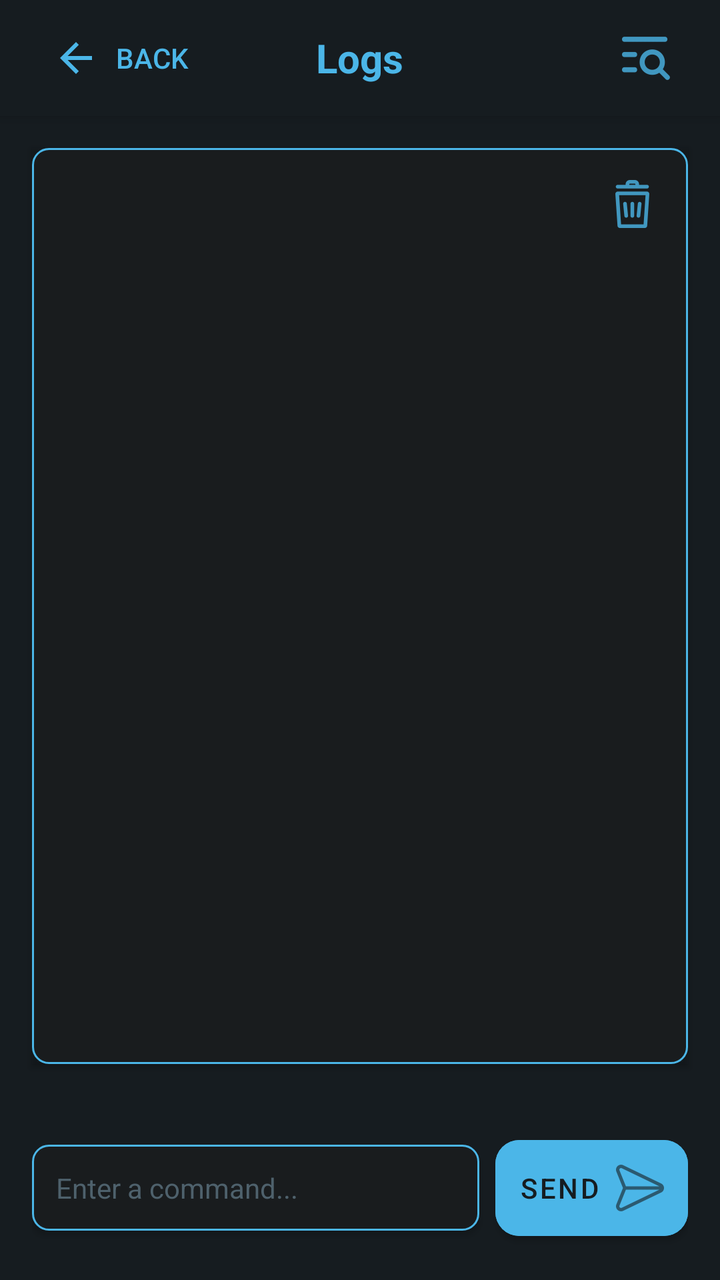
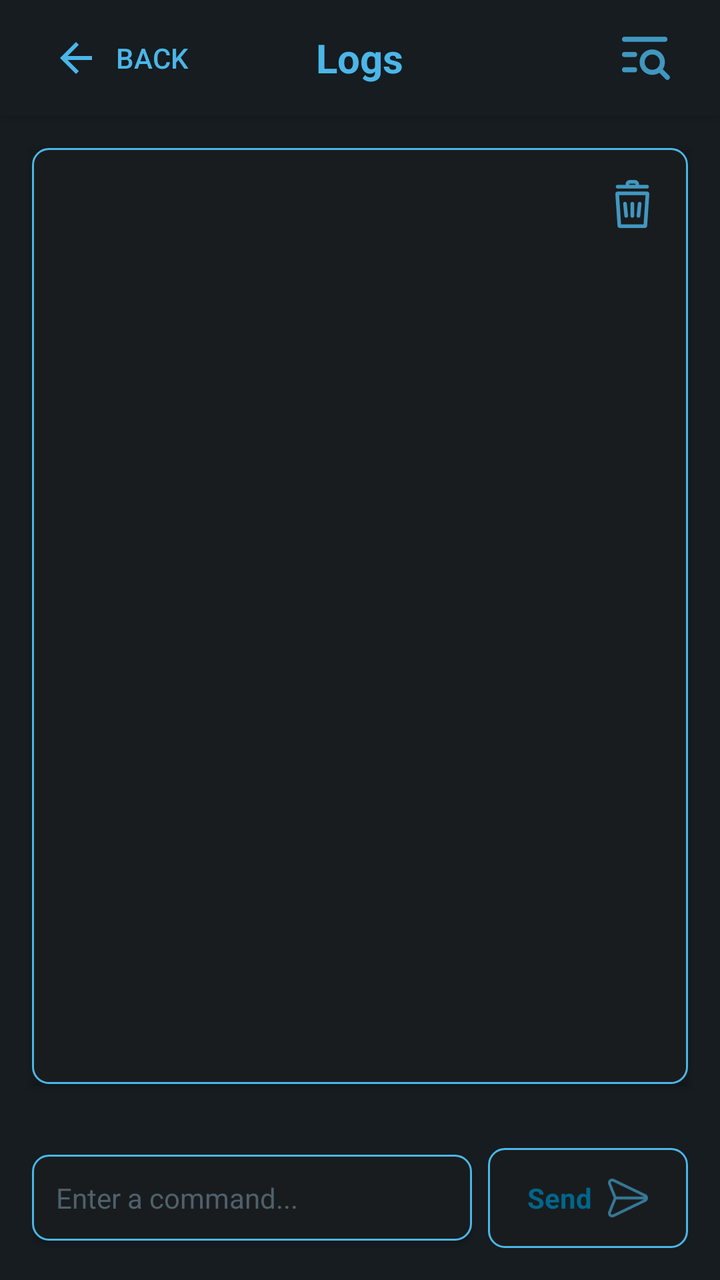

Before-and-after screenshots of an Android layout around one commit, followed by the original layout XML and the change that was made.
<!-- AndroidManifest.xml: activity theme Theme.Nsline22 -->
<!-- res/layout/activity_log.xml -->
<?xml version="1.0" encoding="utf-8"?>
<LinearLayout xmlns:android="http://schemas.android.com/apk/res/android"
    xmlns:app="http://schemas.android.com/apk/res-auto"
    android:layout_width="match_parent"
    android:layout_height="match_parent"
    android:orientation="vertical"
    android:background="@color/background_dark">

    
    <RelativeLayout
        android:layout_width="match_parent"
        android:layout_height="wrap_content"
        android:padding="5dp"
        android:elevation="4dp"
        android:background="@color/background_dark"
        android:outlineProvider="bounds"
        android:paddingEnd="10dp"
        android:paddingStart="10dp">

        
        <Button
            android:id="@+id/backButton"
            style="@style/Widget.AppCompat.Button.Borderless"
            android:layout_width="wrap_content"
            android:layout_height="wrap_content"
            android:text="Back"
            android:textColor="?attr/colorPrimary"
            android:drawableLeft="@drawable/ic_arrow_backward"
            android:layout_alignParentStart="true"
            android:layout_centerVertical="true" />

        
        <TextView
            android:id="@+id/headerText"
            android:layout_width="wrap_content"
            android:layout_height="wrap_content"
            android:text="Logs"
            android:textColor="@color/material_dynamic_primary70"
            android:textSize="20sp"
            android:textStyle="bold"
            android:layout_centerInParent="true" />

        <ImageView
            android:layout_width="wrap_content"
            android:layout_height="wrap_content"
            android:src="@drawable/ic_visibility_off"
            android:layout_alignParentEnd="true"
            android:layout_marginBottom="5dp"
            android:layout_centerInParent="true"
            android:layout_marginEnd="15dp"
            android:tint="?attr/colorPrimary" />

    </RelativeLayout>

    
    <RelativeLayout
        android:layout_width="match_parent"
        android:layout_height="0dp"
        android:layout_weight="1"
        android:layout_margin="16dp"
        android:background="@drawable/output_background"
        android:elevation="2dp"
        android:outlineProvider="bounds">

        
        <ScrollView
            android:id="@+id/logScrollView"
            android:layout_width="match_parent"
            android:layout_height="match_parent"
            android:scrollbars="vertical"
            android:fadeScrollbars="false"
            android:overScrollMode="always"
            android:scrollbarStyle="insideOverlay">

            
            <TextView
                android:id="@+id/outputTextView"
                android:layout_width="match_parent"
                android:layout_height="wrap_content"
                android:padding="14dp"
                android:textColor="@color/material_dynamic_primary60"
                android:textSize="14sp"
                android:text=""
                android:gravity="start|top"
                android:singleLine="false"
                android:maxLines="1000"
                android:ellipsize="none"
                android:fontFamily="monospace"
                android:typeface="monospace" />

        </ScrollView>

        
        <ImageButton
            android:id="@+id/clearLogsButton"
            android:layout_width="40dp"
            android:layout_height="40dp"
            android:layout_alignParentTop="true"
            android:layout_alignParentEnd="true"
            android:layout_margin="8dp"
            android:background="@null"
            android:contentDescription="Clear logs"
            android:scaleType="centerInside"
            android:tint="?attr/colorPrimary"
            android:src="@drawable/ic_clear" />

    </RelativeLayout>

    
    <LinearLayout
        android:layout_width="match_parent"
        android:layout_height="wrap_content"
        android:orientation="horizontal"
        android:gravity="center_vertical"
        android:padding="16dp"
        android:paddingTop="0dp">

        <EditText
            android:id="@+id/commandEditText"
            android:layout_width="0dp"
            android:layout_height="wrap_content"
            android:layout_weight="1"
            android:hint="Enter a command..."
            android:imeOptions="actionDone"
            android:inputType="text"
            android:focusable="true"
            android:focusableInTouchMode="true"
            android:clickable="true"
            android:background="@drawable/edittext_background"
            android:textColor="?attr/colorPrimary"
            android:textColorHint="@color/edittexthint_color"
            android:padding="12dp"
            android:layout_marginEnd="8dp"
            android:elevation="2dp" />

        <Button
            android:id="@+id/buttonSend"
            android:layout_width="wrap_content"
            android:layout_height="wrap_content"
            android:text="Send"
            android:backgroundTint="?attr/colorPrimary"
            android:textColor="@color/material_dynamic_neutral_variant10"
            android:padding="12dp"
            app:cornerRadius="12dp"
            android:drawableRight="@drawable/send"
            android:drawableTint="@color/material_dynamic_neutral_variant10"
            android:elevation="2dp"/>

    </LinearLayout>

</LinearLayout>
<!-- resources referenced by this layout -->
<resources>
  <color name="background_dark">@color/material_dynamic_neutral_variant10</color>
  <color name="edittexthint_color">@color/material_dynamic_secondary60</color>
  <color name="material_dynamic_neutral_variant10">#1C1B1F</color>
  <color name="material_dynamic_primary60">#9A82DB</color>
  <color name="material_dynamic_primary70">#B69DF8</color>
  <!-- drawable edittext_background (drawable) -->
  <shape xmlns:android="http://schemas.android.com/apk/res/android">
      <solid android:color="@color/material_dynamic_neutral10"/>
      <stroke android:width="1dp" android:color="?attr/colorPrimary"/>
      <corners android:radius="8dp"/>
  </shape>
  <!-- drawable ic_arrow_backward (drawable) -->
  <vector xmlns:android="http://schemas.android.com/apk/res/android"
      android:width="24dp"
      android:height="24dp"
      android:viewportWidth="24"
      android:viewportHeight="24"
      android:tint="?attr/colorPrimary">
      <path
          android:fillColor="@android:color/white"
          android:pathData="M12,20l1.41,-1.41L7.83,13H20v-2H7.83l5.58,-5.59L12,4l-8,8z"/>
  </vector>
  <!-- drawable ic_clear: png bitmap (drawable-hdpi, 813 bytes) -->
  <!-- drawable ic_visibility_off: png bitmap (drawable-hdpi, 684 bytes) -->
  <!-- drawable output_background (drawable) -->
  <shape xmlns:android="http://schemas.android.com/apk/res/android">
      <solid android:color="@color/material_dynamic_neutral10" />
      <stroke android:width="1dp" android:color="?attr/colorPrimary" />
      <corners android:radius="8dp" />
  </shape>
  <!-- drawable send: png bitmap (drawable-hdpi, 734 bytes) -->
  <style name="Theme.Nsline22" parent="Theme.MaterialComponents.DayNight.NoActionBar">
          <item name="android:windowBackground">@color/material_dynamic_neutral_variant10</item>
          <item name="colorPrimary">@color/material_dynamic_primary70</item>
          <item name="editTextStyle">@style/EditTextStyle</item>
          <item name="android:statusBarColor">@color/material_dynamic_neutral_variant10</item>
          <item name="android:navigationBarColor">@color/material_dynamic_neutral_variant10</item>
      </style>
  <color name="material_dynamic_secondary60">#9A8D9E</color>
  <color name="material_dynamic_neutral10">#1C1B1F</color>
  <style name="EditTextStyle" parent="Widget.MaterialComponents.TextInputLayout.OutlinedBox">
          <item name="boxStrokeColor">@color/material_dynamic_primary70</item>
          <item name="android:textColorHint">@color/material_dynamic_primary70</item>
          <item name="android:textColor">@color/white</item>
          <item name="android:paddingStart">12dp</item>
          <item name="android:paddingEnd">12dp</item>
          <item name="android:paddingTop">8dp</item>
          <item name="android:paddingBottom">8dp</item>
      </style>
  <color name="white">#FFFFFFFF</color>
</resources>

<!-- the commit's change to res/layout/activity_log.xml (unified diff, before → after) -->
@@ -133,18 +133,33 @@
             android:layout_marginEnd="8dp"
             android:elevation="2dp" />
 
-        <Button
+        <LinearLayout
             android:id="@+id/buttonSend"
-            android:layout_width="wrap_content"
-            android:layout_height="wrap_content"
-            android:text="Send"
-            android:backgroundTint="?attr/colorPrimary"
-            android:textColor="@color/material_dynamic_neutral_variant10"
-            android:padding="12dp"
-            app:cornerRadius="12dp"
-            android:drawableRight="@drawable/send"
-            android:drawableTint="@color/material_dynamic_neutral_variant10"
-            android:elevation="2dp"/>
+            android:layout_width="100dp"
+            android:layout_height="50dp"
+            android:orientation="horizontal"
+            android:background="@drawable/output_background"
+            android:gravity="center"
+            android:clickable="true"
+            android:focusable="true"
+            android:foreground="?attr/selectableItemBackground">
+
+            <TextView
+                android:layout_width="wrap_content"
+                android:layout_height="wrap_content"
+                android:text="Send"
+                android:textColor="@color/material_dynamic_primary60"
+                android:textSize="14sp"
+                android:textStyle="bold"/>
+
+            <ImageView
+                android:layout_width="20dp"
+                android:layout_height="20dp"
+                android:src="@drawable/send"
+                android:tint="?attr/colorPrimary"
+                android:layout_marginStart="8dp"/>
+
+        </LinearLayout>
 
     </LinearLayout>
 
